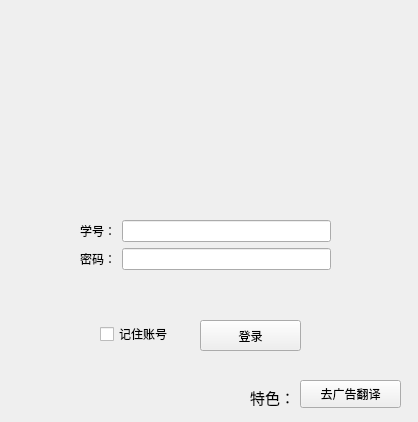
This is login.ui in ZengKeKe1/ClassInfoCenter as Qt 5 draws it before an edit. The edited form follows.
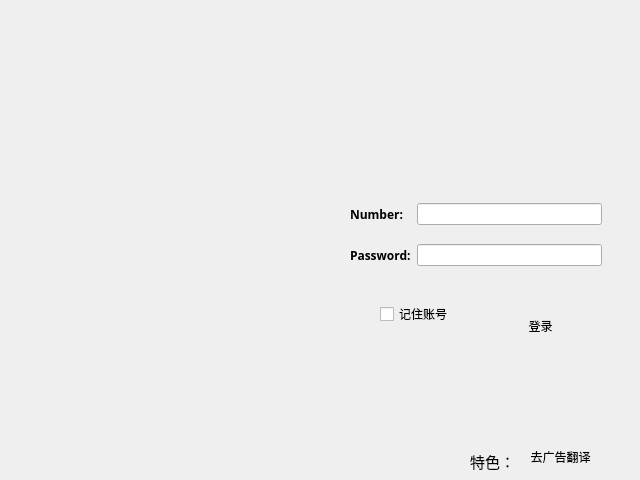
This is the edited form. Icons and pictures are not drawn.

Diff of the .ui file:
```diff
--- a/login.ui
+++ b/login.ui
@@ -6,42 +6,52 @@
    <rect>
     <x>0</x>
     <y>0</y>
-    <width>418</width>
-    <height>422</height>
+    <width>640</width>
+    <height>480</height>
    </rect>
   </property>
   <property name="minimumSize">
    <size>
-    <width>418</width>
-    <height>422</height>
+    <width>640</width>
+    <height>480</height>
    </size>
   </property>
   <property name="maximumSize">
    <size>
-    <width>418</width>
-    <height>422</height>
+    <width>640</width>
+    <height>480</height>
    </size>
   </property>
   <property name="windowTitle">
    <string>料峭春风吹酒醒</string>
   </property>
+  <property name="autoFillBackground">
+   <bool>false</bool>
+  </property>
   <property name="styleSheet">
    <string notr="true"/>
   </property>
   <widget class="QWidget" name="formLayoutWidget">
    <property name="geometry">
     <rect>
-     <x>80</x>
-     <y>220</y>
-     <width>251</width>
-     <height>131</height>
+     <x>350</x>
+     <y>190</y>
+     <width>252</width>
+     <height>91</height>
     </rect>
    </property>
-   <layout class="QFormLayout" name="formLayout">
+   <layout class="QGridLayout" name="gridLayout">
     <item row="0" column="0">
      <widget class="QLabel" name="LBnumber">
+      <property name="font">
+       <font>
+        <family>Script MT Bold</family>
+        <weight>75</weight>
+        <bold>true</bold>
+       </font>
+      </property>
       <property name="text">
-       <string>学号：</string>
+       <string>Number:</string>
       </property>
      </widget>
     </item>
@@ -50,8 +60,15 @@
     </item>
     <item row="1" column="0">
      <widget class="QLabel" name="LBpassword">
+      <property name="font">
+       <font>
+        <family>Script MT Bold</family>
+        <weight>75</weight>
+        <bold>true</bold>
+       </font>
+      </property>
       <property name="text">
-       <string>密码：</string>
+       <string>Password:</string>
       </property>
      </widget>
     </item>
@@ -70,10 +87,10 @@
   <widget class="QLabel" name="LBclass">
    <property name="geometry">
     <rect>
-     <x>30</x>
+     <x>310</x>
      <y>60</y>
-     <width>361</width>
-     <height>91</height>
+     <width>331</width>
+     <height>71</height>
     </rect>
    </property>
    <property name="autoFillBackground">
@@ -89,25 +106,34 @@
   <widget class="QPushButton" name="loginBtn">
    <property name="geometry">
     <rect>
-     <x>200</x>
-     <y>320</y>
+     <x>490</x>
+     <y>310</y>
      <width>101</width>
      <height>31</height>
     </rect>
    </property>
+   <property name="styleSheet">
+    <string notr="true">font: 12pt &quot;华文行楷&quot;;</string>
+   </property>
    <property name="text">
     <string>登录</string>
    </property>
+   <property name="flat">
+    <bool>true</bool>
+   </property>
   </widget>
   <widget class="QCheckBox" name="RememberPd">
    <property name="geometry">
     <rect>
-     <x>100</x>
-     <y>320</y>
+     <x>380</x>
+     <y>300</y>
      <width>89</width>
      <height>28</height>
     </rect>
    </property>
+   <property name="styleSheet">
+    <string notr="true">font: 9pt &quot;华文行楷&quot;;</string>
+   </property>
    <property name="text">
     <string>记住账号</string>
    </property>
@@ -115,21 +141,27 @@
   <widget class="QPushButton" name="pushButton">
    <property name="geometry">
     <rect>
-     <x>300</x>
-     <y>380</y>
+     <x>510</x>
+     <y>443</y>
      <width>101</width>
      <height>28</height>
     </rect>
    </property>
+   <property name="styleSheet">
+    <string notr="true">font: 75 9pt &quot;微软雅黑&quot;;</string>
+   </property>
    <property name="text">
     <string>去广告翻译</string>
    </property>
+   <property name="flat">
+    <bool>true</bool>
+   </property>
   </widget>
   <widget class="QLabel" name="label">
    <property name="geometry">
     <rect>
-     <x>250</x>
-     <y>386</y>
+     <x>470</x>
+     <y>450</y>
      <width>41</width>
      <height>21</height>
     </rect>
```
Left out of the diff: 20 changed lines with no effect on the pictures.
